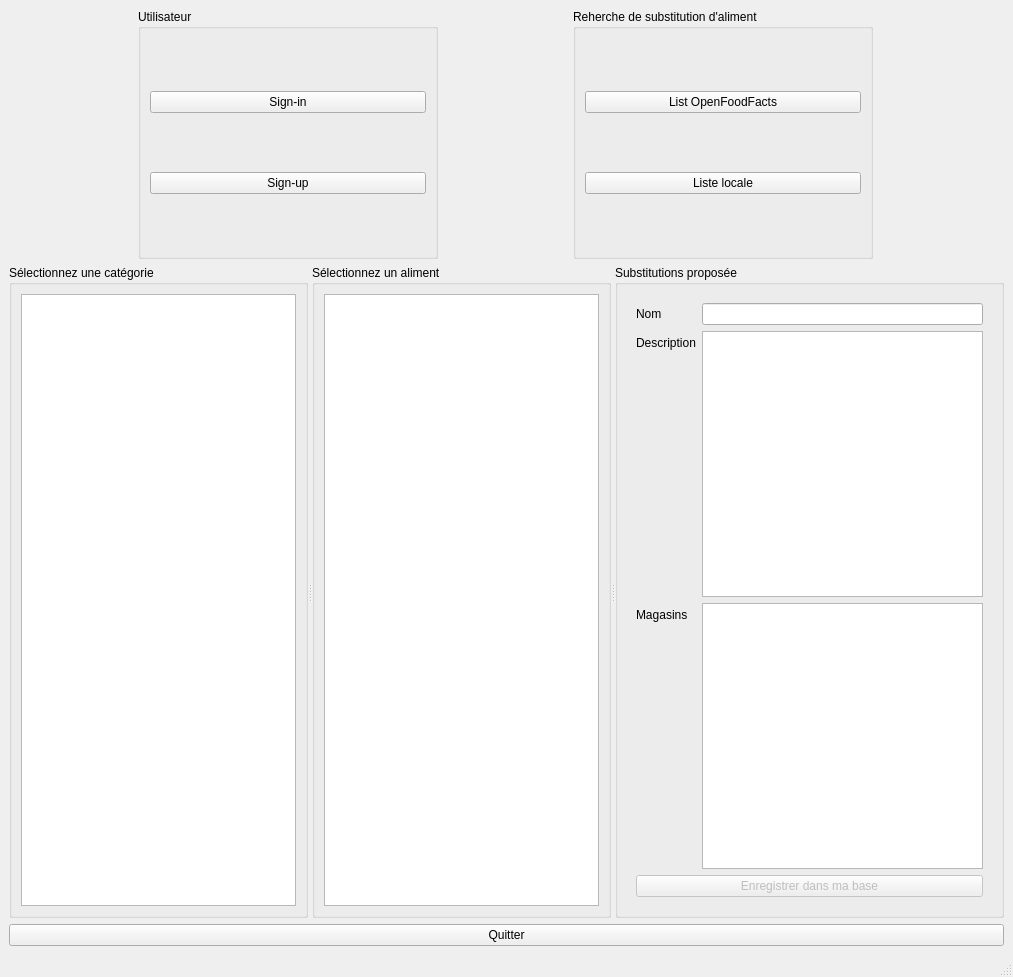
Before: the Qt Designer form ui/mainwindow.ui in jerome-diver/OC-openFoodFacts, drawn with Qt 5.
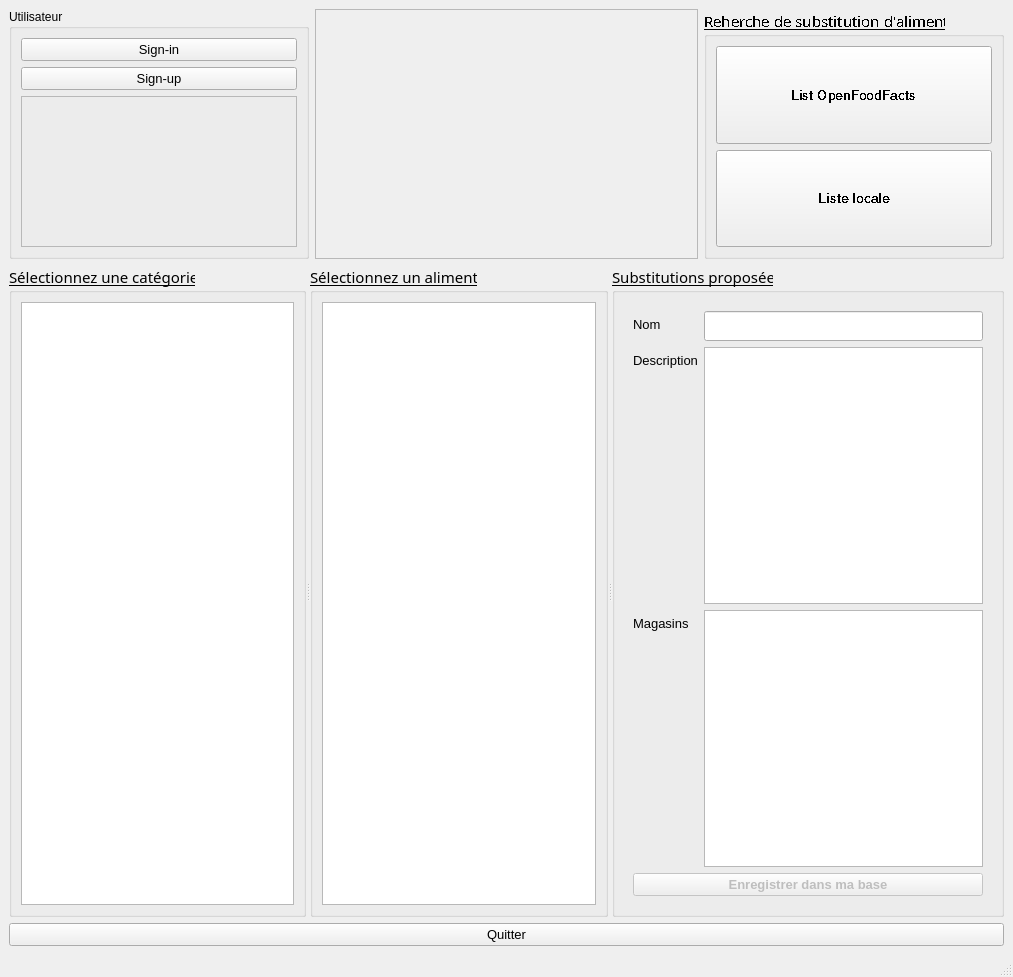
After: the same form once the commit is applied. Icons and pictures are not drawn.

Patch:
```diff
--- a/ui/mainwindow.ui
+++ b/ui/mainwindow.ui
@@ -47,6 +47,12 @@
         <layout class="QVBoxLayout" name="verticalLayout">
          <item>
           <widget class="QPushButton" name="signin">
+           <property name="font">
+            <font>
+             <family>Ubuntu</family>
+             <pointsize>10</pointsize>
+            </font>
+           </property>
            <property name="text">
             <string>Sign-in</string>
            </property>
@@ -54,14 +60,52 @@
          </item>
          <item>
           <widget class="QPushButton" name="signup">
+           <property name="font">
+            <font>
+             <family>Ubuntu</family>
+             <pointsize>10</pointsize>
+            </font>
+           </property>
            <property name="text">
             <string>Sign-up</string>
            </property>
           </widget>
          </item>
+         <item>
+          <widget class="QFrame" name="frame_2">
+           <property name="styleSheet">
+            <string notr="true">border-image: url(:/images/assets/images/home 1.png);</string>
+           </property>
+           <property name="frameShape">
+            <enum>QFrame::StyledPanel</enum>
+           </property>
+           <property name="frameShadow">
+            <enum>QFrame::Raised</enum>
+           </property>
+          </widget>
+         </item>
         </layout>
        </widget>
       </item>
+      <item>
+       <widget class="QFrame" name="frame">
+        <property name="minimumSize">
+         <size>
+          <width>250</width>
+          <height>150</height>
+         </size>
+        </property>
+        <property name="styleSheet">
+         <string notr="true">border-image: url(:/images/assets/images/openfoodfacts+oc.png);</string>
+        </property>
+        <property name="frameShape">
+         <enum>QFrame::StyledPanel</enum>
+        </property>
+        <property name="frameShadow">
+         <enum>QFrame::Raised</enum>
+        </property>
+       </widget>
+      </item>
       <item>
        <widget class="QGroupBox" name="substitute_mode_box">
         <property name="minimumSize">
@@ -76,6 +120,15 @@
           <height>250</height>
          </size>
         </property>
+        <property name="font">
+         <font>
+          <family>Ubuntu Condensed</family>
+          <pointsize>11</pointsize>
+          <underline>true</underline>
+          <stylestrategy>NoAntialias</stylestrategy>
+          <kerning>true</kerning>
+         </font>
+        </property>
         <property name="title">
          <string>Reherche de substitution d'aliment</string>
         </property>
@@ -85,6 +138,29 @@
            <property name="enabled">
             <bool>true</bool>
            </property>
+           <property name="sizePolicy">
+            <sizepolicy hsizetype="Expanding" vsizetype="Expanding">
+             <horstretch>0</horstretch>
+             <verstretch>0</verstretch>
+            </sizepolicy>
+           </property>
+           <property name="minimumSize">
+            <size>
+             <width>0</width>
+             <height>0</height>
+            </size>
+           </property>
+           <property name="font">
+            <font>
+             <family>Ubuntu</family>
+             <pointsize>10</pointsize>
+             <weight>75</weight>
+             <bold>true</bold>
+             <underline>false</underline>
+             <stylestrategy>NoAntialias</stylestrategy>
+             <kerning>true</kerning>
+            </font>
+           </property>
            <property name="text">
             <string>List OpenFoodFacts</string>
            </property>
@@ -107,6 +183,35 @@
          </item>
          <item>
           <widget class="QPushButton" name="local_mode">
+           <property name="sizePolicy">
+            <sizepolicy hsizetype="Expanding" vsizetype="Expanding">
+             <horstretch>0</horstretch>
+             <verstretch>0</verstretch>
+            </sizepolicy>
+           </property>
+           <property name="minimumSize">
+            <size>
+             <width>0</width>
+             <height>0</height>
+            </size>
+           </property>
+           <property name="baseSize">
+            <size>
+             <width>0</width>
+             <height>0</height>
+            </size>
+           </property>
+           <property name="font">
+            <font>
+             <family>Ubuntu</family>
+             <pointsize>10</pointsize>
+             <weight>75</weight>
+             <bold>true</bold>
+             <underline>false</underline>
+             <stylestrategy>NoAntialias</stylestrategy>
+             <kerning>true</kerning>
+            </font>
+           </property>
            <property name="text">
             <string>Liste locale</string>
            </property>
@@ -126,6 +231,13 @@
        <enum>Qt::Horizontal</enum>
       </property>
       <widget class="QGroupBox" name="categories_grp">
+       <property name="font">
+        <font>
+         <family>Ubuntu Condensed</family>
+         <pointsize>11</pointsize>
+         <underline>true</underline>
+        </font>
+       </property>
        <property name="title">
         <string>Sélectionnez une catégorie</string>
        </property>
@@ -136,6 +248,13 @@
        </layout>
       </widget>
       <widget class="QGroupBox" name="foods_grp">
+       <property name="font">
+        <font>
+         <family>Ubuntu Condensed</family>
+         <pointsize>11</pointsize>
+         <underline>true</underline>
+        </font>
+       </property>
        <property name="title">
         <string>Sélectionnez un aliment</string>
        </property>
@@ -146,6 +265,13 @@
        </layout>
       </widget>
       <widget class="QGroupBox" name="substitute_result_grp">
+       <property name="font">
+        <font>
+         <family>Ubuntu Condensed</family>
+         <pointsize>11</pointsize>
+         <underline>true</underline>
+        </font>
+       </property>
        <property name="title">
         <string>Substitutions proposée</string>
        </property>
@@ -155,6 +281,13 @@
           <layout class="QFormLayout" name="formLayout">
            <item row="0" column="0">
             <widget class="QLabel" name="label_nom">
+             <property name="font">
+              <font>
+               <family>Ubuntu</family>
+               <pointsize>10</pointsize>
+               <underline>false</underline>
+              </font>
+             </property>
              <property name="text">
               <string>Nom</string>
              </property>
@@ -169,6 +302,13 @@
            </item>
            <item row="1" column="0">
             <widget class="QLabel" name="label_description">
+             <property name="font">
+              <font>
+               <family>Ubuntu</family>
+               <pointsize>10</pointsize>
+               <underline>false</underline>
+              </font>
+             </property>
              <property name="text">
               <string>Description</string>
              </property>
@@ -176,6 +316,13 @@
            </item>
            <item row="2" column="0">
             <widget class="QLabel" name="label_shops">
+             <property name="font">
+              <font>
+               <family>Ubuntu</family>
+               <pointsize>10</pointsize>
+               <underline>false</underline>
+              </font>
+             </property>
              <property name="text">
               <string>Magasins</string>
              </property>
@@ -199,6 +346,15 @@
              <property name="enabled">
               <bool>false</bool>
              </property>
+             <property name="font">
+              <font>
+               <family>Ubuntu</family>
+               <pointsize>10</pointsize>
+               <weight>75</weight>
+               <bold>true</bold>
+               <underline>false</underline>
+              </font>
+             </property>
              <property name="text">
               <string>Enregistrer dans ma base</string>
              </property>
@@ -213,6 +369,13 @@
     </item>
     <item>
      <widget class="QPushButton" name="quit">
+      <property name="font">
+       <font>
+        <family>Ubuntu</family>
+        <pointsize>10</pointsize>
+        <underline>false</underline>
+       </font>
+      </property>
       <property name="text">
        <string>Quitter</string>
       </property>
```
Left out of the diff: 8 changed lines with no effect on the pictures.
